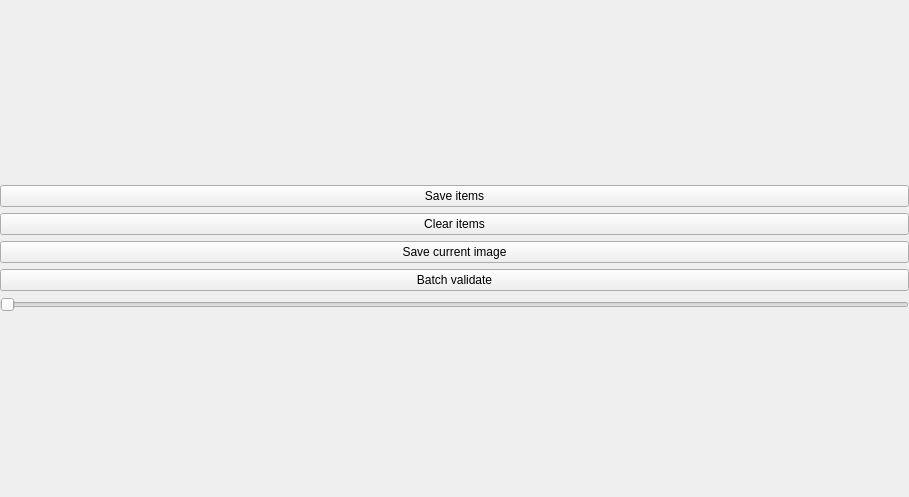
3d4pi/yafdb-validator, file mainwindow.ui: the form before one commit.
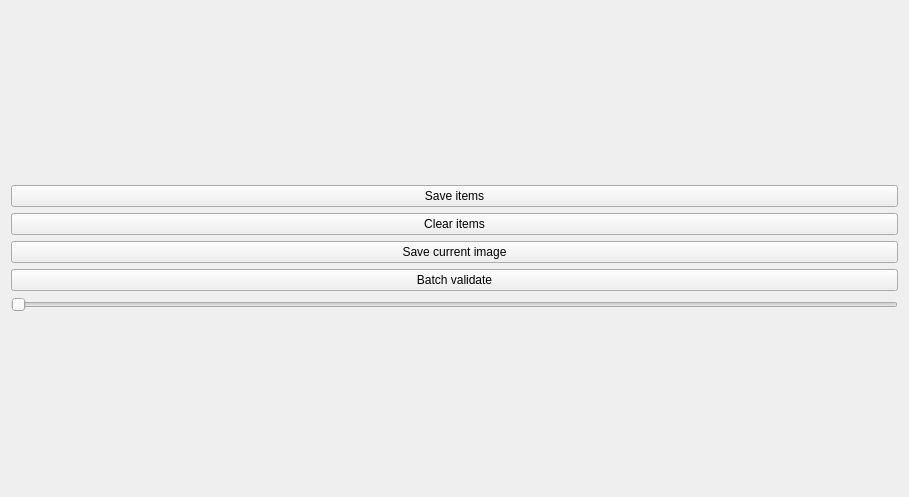
The form after the commit.

Commit message: Implemented buttons functions in batch-validation window Add shortcuts on batch-validation window Added "is valid ?" color layer for ObjectItem Optimisations

```diff
--- a/mainwindow.ui
+++ b/mainwindow.ui
@@ -28,31 +28,9 @@
    <property name="enabled">
     <bool>true</bool>
    </property>
-   <layout class="QGridLayout" name="gridLayout_2">
-    <property name="leftMargin">
-     <number>0</number>
-    </property>
-    <property name="topMargin">
-     <number>0</number>
-    </property>
-    <property name="rightMargin">
-     <number>0</number>
-    </property>
-    <property name="bottomMargin">
-     <number>0</number>
-    </property>
-    <property name="spacing">
-     <number>0</number>
-    </property>
+   <layout class="QGridLayout" name="gridLayout_4">
     <item row="0" column="0">
-     <layout class="QGridLayout" name="gridLayout">
-      <item row="0" column="0">
-       <widget class="QPushButton" name="pushButton_3">
-        <property name="text">
-         <string>Save items</string>
-        </property>
-       </widget>
-      </item>
+     <layout class="QGridLayout" name="gridLayout_panel">
       <item row="4" column="0">
        <widget class="QSlider" name="horizontalSlider">
         <property name="maximum">
@@ -63,13 +41,6 @@
         </property>
        </widget>
       </item>
-      <item row="2" column="0">
-       <widget class="QPushButton" name="pushButton_2">
-        <property name="text">
-         <string>Save current image</string>
-        </property>
-       </widget>
-      </item>
       <item row="1" column="0">
        <widget class="QPushButton" name="pushButton">
         <property name="text">
@@ -77,6 +48,20 @@
         </property>
        </widget>
       </item>
+      <item row="0" column="0">
+       <widget class="QPushButton" name="pushButton_3">
+        <property name="text">
+         <string>Save items</string>
+        </property>
+       </widget>
+      </item>
+      <item row="2" column="0">
+       <widget class="QPushButton" name="pushButton_2">
+        <property name="text">
+         <string>Save current image</string>
+        </property>
+       </widget>
+      </item>
       <item row="3" column="0">
        <widget class="QPushButton" name="pushButton_4">
         <property name="text">
@@ -86,6 +71,9 @@
       </item>
      </layout>
     </item>
+    <item row="1" column="0">
+     <layout class="QGridLayout" name="gridLayout"/>
+    </item>
    </layout>
   </widget>
   <action name="actionExit">
```
Left out of the diff: 10 changed lines with no effect on the pictures. The commit also changes 12 other files.
